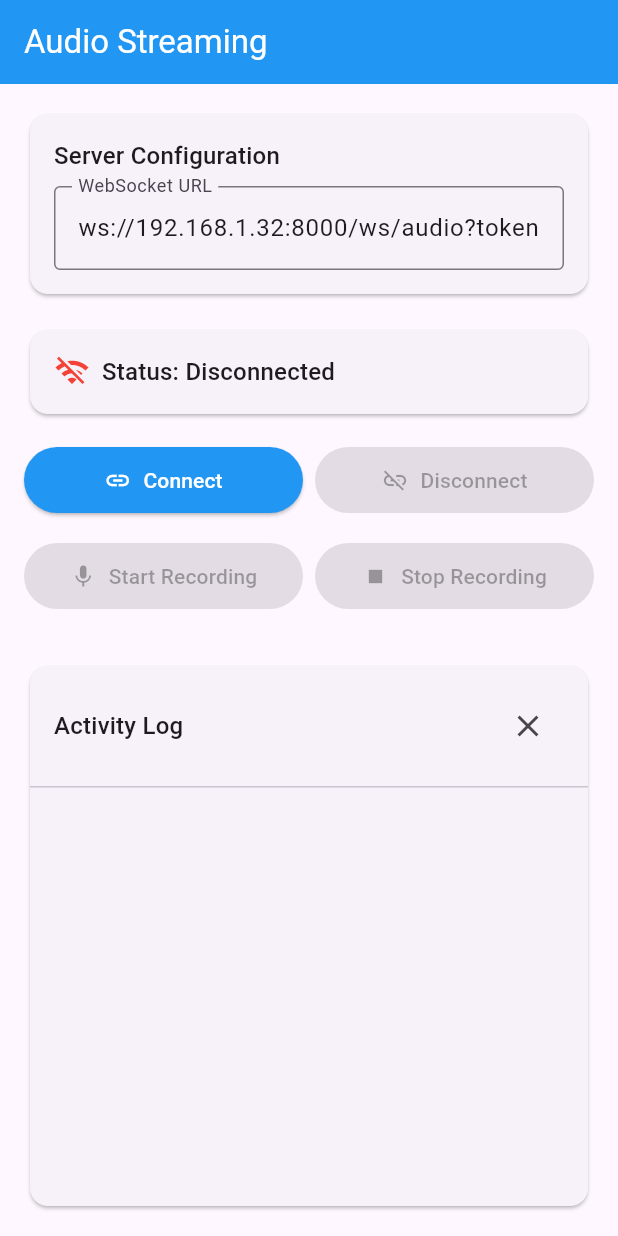
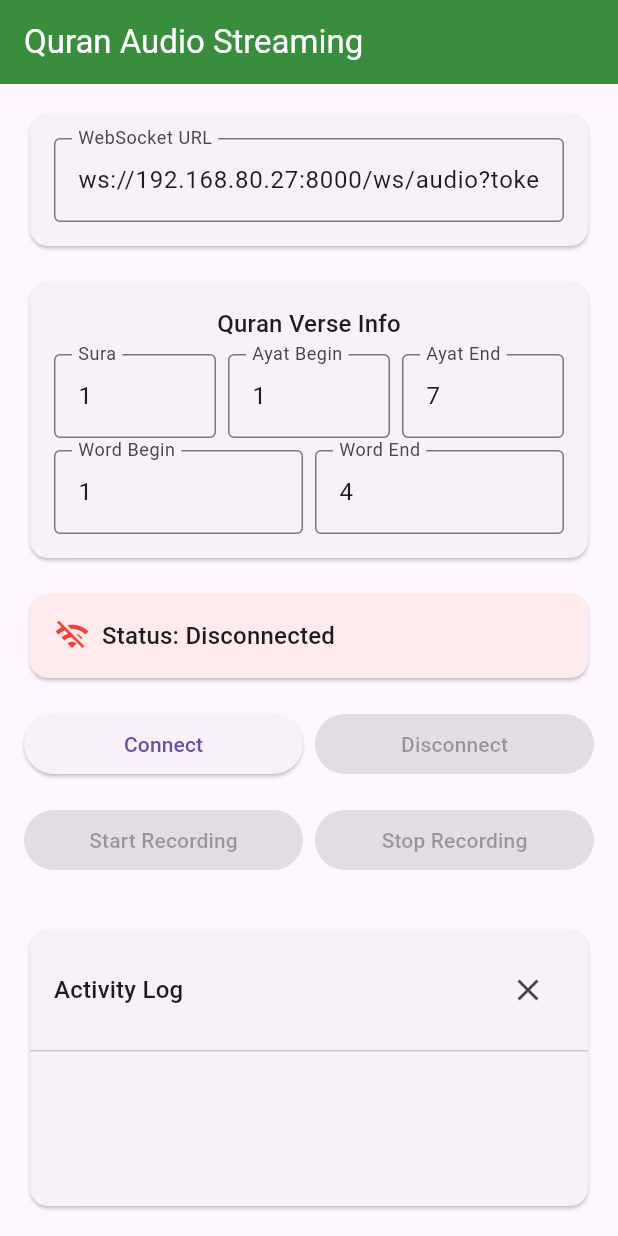
Before and after one commit to arwa-mili/socket-flutter, a Flutter app: the screen it shows after launch, on a phone screen of 412 x 824 dp. Run offline on Flutter 3.47's test engine with Material 3 defaults, Android fonts, the light colour scheme and no system bars; our stand-ins replace permission_handler; missing offline and left inert: record.

Commit message:
added sura info

```diff
--- a/lib/audio_screen.dart
+++ b/lib/audio_screen.dart
@@ -9,67 +9,91 @@ class AudioScreen extends StatefulWidget {
 
 class _AudioScreenState extends State<AudioScreen> {
   final TextEditingController _urlController = TextEditingController();
+  final TextEditingController _suraController = TextEditingController();
+  final TextEditingController _ayatBeginController = TextEditingController();
+  final TextEditingController _ayatEndController = TextEditingController();
+  final TextEditingController _wordBeginController = TextEditingController();
+  final TextEditingController _wordEndController = TextEditingController();
 
   @override
   void initState() {
     super.initState();
     _urlController.text = AudioService.defaultServerUrl;
+    _suraController.text = '1';
+    _ayatBeginController.text = '1';
+    _ayatEndController.text = '7';
+    _wordBeginController.text = '1';
+    _wordEndController.text = '4';
   }
 
   @override
   void dispose() {
     _urlController.dispose();
+    _suraController.dispose();
+    _ayatBeginController.dispose();
+    _ayatEndController.dispose();
+    _wordBeginController.dispose();
+    _wordEndController.dispose();
     super.dispose();
   }
 
   @override
   Widget build(BuildContext context) {
     return Scaffold(
-      appBar: AppBar(
-        title: Text('Audio Streaming'),
-        backgroundColor: Colors.blue,
-        foregroundColor: Colors.white,
-      ),
+      appBar: AppBar(title: Text('Quran Audio Streaming'), backgroundColor: Colors.green.shade700, foregroundColor: Colors.white),
       body: Consumer<AudioService>(
         builder: (context, audioService, child) {
           return Padding(
-            padding: const EdgeInsets.all(16.0),
+            padding: const EdgeInsets.all(16),
             child: Column(
               crossAxisAlignment: CrossAxisAlignment.stretch,
               children: [
-                // Server URL input
+                // Server URL
+                Card(
+                  child: Padding(
+                    padding: const EdgeInsets.all(16.0),
+                    child: TextField(
+                      controller: _urlController,
+                      decoration: InputDecoration(labelText: 'WebSocket URL', border: OutlineInputBorder()),
+                      enabled: !audioService.isConnected,
+                      onChanged: (value) => audioService.setServerUrl(value),
+                    ),
+                  ),
+                ),
+                SizedBox(height: 16),
+                // Quran info
                 Card(
                   child: Padding(
                     padding: const EdgeInsets.all(16.0),
                     child: Column(
-                      crossAxisAlignment: CrossAxisAlignment.start,
                       children: [
-                        Text(
-                          'Server Configuration',
-                          style: Theme.of(context).textTheme.titleMedium,
+                        Text('Quran Verse Info', style: Theme.of(context).textTheme.titleMedium),
+                        SizedBox(height: 8),
+                        Row(
+                          children: [
+                            Expanded(child: _numberInputField('Sura', _suraController, audioService.setSuraNumber, audioService.isConnected)),
+                            SizedBox(width: 8),
+                            Expanded(child: _numberInputField('Ayat Begin', _ayatBeginController, audioService.setAyatBegin, audioService.isConnected)),
+                            SizedBox(width: 8),
+                            Expanded(child: _numberInputField('Ayat End', _ayatEndController, audioService.setAyatEnd, audioService.isConnected)),
+                          ],
                         ),
                         SizedBox(height: 8),
-                        TextField(
-                          controller: _urlController,
-                          decoration: InputDecoration(
-                            labelText: 'WebSocket URL',
-                            hintText: 'ws://your-server:8000/ws/audio?token=flutter',
-                            border: OutlineInputBorder(),
-                          ),
-                          enabled: !audioService.isConnected,
-                          onChanged: (value) {
-                            audioService.setServerUrl(value);
-                          },
+                        Row(
+                          children: [
+                            Expanded(child: _numberInputField('Word Begin', _wordBeginController, audioService.setWordBegin, audioService.isConnected)),
+                            SizedBox(width: 8),
+                            Expanded(child: _numberInputField('Word End', _wordEndController, audioService.setWordEnd, audioService.isConnected)),
+                          ],
                         ),
                       ],
                     ),
                   ),
                 ),
-
                 SizedBox(height: 16),
-
-                // Connection status
+                // Status card
                 Card(
+                  color: audioService.isConnected ? Colors.green.shade50 : Colors.red.shade50,
                   child: Padding(
                     padding: const EdgeInsets.all(16.0),
                     child: Column(
@@ -77,178 +101,62 @@ class _AudioScreenState extends State<AudioScreen> {
                       children: [
                         Row(
                           children: [
-                            Icon(
-                              audioService.isConnected
-                                ? Icons.wifi
-                                : Icons.wifi_off,
-                              color: audioService.isConnected
-                                ? Colors.green
-                                : Colors.red,
-                            ),
+                            Icon(audioService.isConnected ? Icons.wifi : Icons.wifi_off, color: audioService.isConnected ? Colors.green : Colors.red),
                             SizedBox(width: 8),
-                            Text(
-                              'Status: ${audioService.status}',
-                              style: Theme.of(context).textTheme.titleMedium,
-                            ),
+                            Expanded(child: Text('Status: ${audioService.status}', style: Theme.of(context).textTheme.titleMedium)),
                           ],
                         ),
                         if (audioService.sessionId.isNotEmpty) ...[
                           SizedBox(height: 8),
                           Text('Session: ${audioService.sessionId}'),
+                          Text('Current: Sura ${audioService.suraNumber}, Ayat ${audioService.ayatBegin}-${audioService.ayatEnd}, Words ${audioService.wordBegin}-${audioService.wordEnd}'),
                           Text('Chunks sent: ${audioService.chunksSent}'),
                         ],
                       ],
                     ),
                   ),
                 ),
-
                 SizedBox(height: 16),
-
                 // Control buttons
                 Row(
                   children: [
-                    Expanded(
-                      child: ElevatedButton.icon(
-                        onPressed: audioService.isConnected
-                          ? null
-                          : () => audioService.connect(),
-                        icon: Icon(Icons.link),
-                        label: Text('Connect'),
-                        style: ElevatedButton.styleFrom(
-                          backgroundColor: Colors.blue,
-                          foregroundColor: Colors.white,
-                          padding: EdgeInsets.symmetric(vertical: 12),
-                        ),
-                      ),
-                    ),
+                    Expanded(child: ElevatedButton(onPressed: audioService.isConnected ? null : () => audioService.connect(), child: Text('Connect'))),
                     SizedBox(width: 8),
-                    Expanded(
-                      child: ElevatedButton.icon(
-                        onPressed: audioService.isConnected
-                          ? () => audioService.disconnect()
-                          : null,
-                        icon: Icon(Icons.link_off),
-                        label: Text('Disconnect'),
-                        style: ElevatedButton.styleFrom(
-                          backgroundColor: Colors.red,
-                          foregroundColor: Colors.white,
-                          padding: EdgeInsets.symmetric(vertical: 12),
-                        ),
-                      ),
-                    ),
+                    Expanded(child: ElevatedButton(onPressed: audioService.isConnected ? () => audioService.disconnect() : null, child: Text('Disconnect'))),
                   ],
                 ),
-
                 SizedBox(height: 16),
-
-                // Recording controls
                 Row(
                   children: [
-                    Expanded(
-                      child: ElevatedButton.icon(
-                        onPressed: audioService.isConnected && !audioService.isRecording
-                          ? () => audioService.startRecording()
-                          : null,
-                        icon: Icon(Icons.mic),
-                        label: Text('Start Recording'),
-                        style: ElevatedButton.styleFrom(
-                          backgroundColor: Colors.green,
-                          foregroundColor: Colors.white,
-                          padding: EdgeInsets.symmetric(vertical: 12),
-                        ),
-                      ),
-                    ),
+                    Expanded(child: ElevatedButton(onPressed: audioService.isConnected && !audioService.isRecording ? () => audioService.startRecording() : null, child: Text('Start Recording'))),
                     SizedBox(width: 8),
-                    Expanded(
-                      child: ElevatedButton.icon(
-                        onPressed: audioService.isRecording
-                          ? () => audioService.stopRecording()
-                          : null,
-                        icon: Icon(Icons.stop),
-                        label: Text('Stop Recording'),
-                        style: ElevatedButton.styleFrom(
-                          backgroundColor: Colors.orange,
-                          foregroundColor: Colors.white,
-                          padding: EdgeInsets.symmetric(vertical: 12),
-                        ),
-                      ),
-                    ),
+                    Expanded(child: ElevatedButton(onPressed: audioService.isRecording ? () => audioService.stopRecording() : null, child: Text('Stop Recording'))),
                   ],
                 ),
-
                 SizedBox(height: 16),
-
-                // Recording indicator
                 if (audioService.isRecording)
                   Container(
                     padding: EdgeInsets.all(16),
-                    decoration: BoxDecoration(
-                      color: Colors.red.withOpacity(0.1),
-                      borderRadius: BorderRadius.circular(8),
-                      border: Border.all(color: Colors.red),
-                    ),
-                    child: Row(
-                      children: [
-                        Icon(Icons.fiber_manual_record, color: Colors.red),
-                        SizedBox(width: 8),
-                        Text(
-                          'Recording in progress...',
-                          style: TextStyle(
-                            color: Colors.red,
-                            fontWeight: FontWeight.bold,
-                          ),
-                        ),
-                      ],
-                    ),
+                    decoration: BoxDecoration(color: Colors.red.withOpacity(0.1), borderRadius: BorderRadius.circular(8), border: Border.all(color: Colors.red)),
+                    child: Row(children: [Icon(Icons.fiber_manual_record, color: Colors.red), SizedBox(width: 8), Expanded(child: Text('Recording Sura ${audioService.suraNumber}, Ayat ${audioService.ayatBegin}-${audioService.ayatEnd}...', style: TextStyle(color: Colors.red, fontWeight: FontWeight.bold)))]),
                   ),
-
                 SizedBox(height: 16),
-
-                // Messages log
                 Expanded(
                   child: Card(
                     child: Column(
-                      crossAxisAlignment: CrossAxisAlignment.start,
                       children: [
                         Padding(
                           padding: const EdgeInsets.all(16.0),
                           child: Row(
                             children: [
-                              Text(
-                                'Activity Log',
-                                style: Theme.of(context).textTheme.titleMedium,
-                              ),
+                              Text('Activity Log', style: Theme.of(context).textTheme.titleMedium),
                               Spacer(),
-                              IconButton(
-                                onPressed: () {
-                                  // Clear messages
-                                  audioService.messages.clear();
-                                },
-                                icon: Icon(Icons.clear),
-                                tooltip: 'Clear log',
-                              ),
+                              IconButton(onPressed: audioService.clearMessages, icon: Icon(Icons.clear)),
                             ],
                           ),
                         ),
                         Divider(height: 1),
-                        Expanded(
-                          child: ListView.builder(
-                            padding: EdgeInsets.all(8),
-                            itemCount: audioService.messages.length,
-                            itemBuilder: (context, index) {
-                              return Padding(
-                                padding: const EdgeInsets.symmetric(vertical: 2),
-                                child: Text(
-                                  audioService.messages[index],
-                                  style: TextStyle(
-                                    fontSize: 12,
-                                    fontFamily: 'monospace',
-                                  ),
-                                ),
-                              );
-                            },
-                          ),
-                        ),
+                        Expanded(child: ListView.builder(padding: EdgeInsets.all(8), itemCount: audioService.messages.length, itemBuilder: (context, index) => Text(audioService.messages[index], style: TextStyle(fontSize: 12, fontFamily: 'monospace')))),
                       ],
                     ),
                   ),
@@ -260,4 +168,14 @@ class _AudioScreenState extends State<AudioScreen> {
       ),
     );
   }
+
+  Widget _numberInputField(String label, TextEditingController controller, Function(int) onChange, bool disabled) {
+    return TextField(
+      controller: controller,
+      decoration: InputDecoration(labelText: label, border: OutlineInputBorder()),
+      keyboardType: TextInputType.number,
+      enabled: !disabled,
+      onChanged: (value) => onChange(int.tryParse(value) ?? 1),
+    );
+  }
 }
--- a/lib/audio_service.dart
+++ b/lib/audio_service.dart
@@ -8,7 +8,7 @@ import 'package:web_socket_channel/web_socket_channel.dart';
 import 'package:permission_handler/permission_handler.dart';
 
 class AudioService extends ChangeNotifier {
-  static const String defaultServerUrl = 'ws://192.168.1.32:8000/ws/audio?token=flutter';
+  static const String defaultServerUrl = 'ws://192.168.80.27:8000/ws/audio?token=flutter';
 
   WebSocketChannel? _channel;
   final AudioRecorder _recorder = AudioRecorder();
@@ -24,13 +24,20 @@ class AudioService extends ChangeNotifier {
   int _chunksSent = 0;
 
   List<int> _audioBuffer = [];
-  static const int _targetChunkDurationMs = 4000; // 0.4 second
+  static const int _targetChunkDurationMs = 4000; // 4 seconds
   static const int _sampleRate = 16000;
   static const int _channels = 1;
   static const int _bytesPerSample = 2;
   static const int _targetChunkSize = (_sampleRate * _channels * _bytesPerSample * _targetChunkDurationMs) ~/ 1000;
 
   DateTime? _recordingStartTime;
+
+  // Quran verse information
+  int _suraNumber = 1;
+  int _ayatBegin = 1;
+  int _ayatEnd = 1;
+  int _wordBegin = 1;
+  int _wordEnd = 4;
 
   // Getters
   bool get isConnected => _isConnected;
@@ -40,11 +47,19 @@ class AudioService extends ChangeNotifier {
   String get status => _status;
   List<String> get messages => _messages;
   int get chunksSent => _chunksSent;
+  int get suraNumber => _suraNumber;
+  int get ayatBegin => _ayatBegin;
+  int get ayatEnd => _ayatEnd;
+  int get wordBegin => _wordBegin;
+  int get wordEnd => _wordEnd;
 
-  void setServerUrl(String url) {
-    _serverUrl = url;
-    notifyListeners();
-  }
+  // Setters
+  void setServerUrl(String url) { _serverUrl = url; notifyListeners(); }
+  void setSuraNumber(int sura) { _suraNumber = sura; notifyListeners(); }
+  void setAyatBegin(int ayat) { _ayatBegin = ayat; notifyListeners(); }
+  void setAyatEnd(int ayat) { _ayatEnd = ayat; notifyListeners(); }
+  void setWordBegin(int word) { _wordBegin = word; notifyListeners(); }
+  void setWordEnd(int word) { _wordEnd = word; notifyListeners(); }
 
   void _addMessage(String message) {
     _messages.insert(0, '${DateTime.now().toString().substring(11, 19)}: $message');
@@ -55,6 +70,11 @@ class AudioService extends ChangeNotifier {
   void _updateStatus(String status) {
     _status = status;
     _addMessage(status);
+    notifyListeners();
+  }
+
+  void clearMessages() {
+    _messages.clear();
     notifyListeners();
   }
 
@@ -91,9 +111,16 @@ class AudioService extends ChangeNotifier {
         'session_id': _sessionId,
         'sample_rate': _sampleRate,
         'channels': _channels,
+        'sura_number': _suraNumber,
+        'ayat_begin': _ayatBegin,
+        'ayat_end': _ayatEnd,
+        'word_begin': _wordBegin,
+        'word_end': _wordEnd,
       };
+
       _channel!.sink.add(jsonEncode(metadata));
       _updateStatus('Connected! Session: $_sessionId');
+      _addMessage('Sent metadata: Sura $_suraNumber, Ayat $_ayatBegin-$_wordBegin-$_wordEnd-$_ayatEnd');
     } catch (e) {
       _updateStatus('Connection failed: $e');
       _disconnect();
@@ -106,11 +133,12 @@ class AudioService extends ChangeNotifier {
         final data = jsonDecode(message);
         final type = data['type'];
         switch (type) {
-          case 'connection_established':
-            _addMessage('Server: ${data['message']}');
-            break;
+          case 'connection_established': _addMessage('Server: ${data['message']}'); break;
           case 'meta_ack':
             _addMessage('Metadata acknowledged');
+            if (data.containsKey('sura_number')) {
+              _addMessage('Server confirmed: Sura ${data['sura_number']}, Ayat ${data['ayat_begin']}-${data['ayat_end']}');
+            }
             break;
           case 'chunk_processed':
             final sequence = data['sequence'];
@@ -120,8 +148,7 @@ class AudioService extends ChangeNotifier {
           case 'error':
             _addMessage('Server error: ${data['message']}');
             break;
-          default:
-            _addMessage('Server: $message');
+          default: _addMessage('Server: $message');
         }
       }
     } catch (e) {
@@ -144,50 +171,31 @@ class AudioService extends ChangeNotifier {
   }
 
   Future<void> startRecording() async {
-    if (!_isConnected) {
-      _updateStatus('Not connected to server');
-      return;
-    }
-
+    if (!_isConnected) { _updateStatus('Not connected to server'); return; }
     if (_isRecording) return;
-    if (!await _requestPermissions()) {
-      _updateStatus('Microphone permission denied');
-      return;
-    }
+    if (!await _requestPermissions()) { _updateStatus('Microphone permission denied'); return; }
+    if (!await _recorder.hasPermission()) { _updateStatus('No recording permission'); return; }
 
     try {
-      if (!await _recorder.hasPermission()) {
-        _updateStatus('No recording permission');
-        return;
-      }
-
       _updateStatus('Starting recording...');
       _audioBuffer.clear();
       _recordingStartTime = DateTime.now();
 
       final stream = await _recorder.startStream(
-        const RecordConfig(
-          encoder: AudioEncoder.pcm16bits,
-          sampleRate: _sampleRate,
-          numChannels: _channels,
-        ),
+        const RecordConfig(encoder: AudioEncoder.pcm16bits, sampleRate: _sampleRate, numChannels: _channels),
       );
 
       _isRecording = true;
       _chunksSent = 0;
-      _updateStatus('Recording started - sending chunks every ${_targetChunkDurationMs}ms');
+      _updateStatus('Recording started for Sura $_suraNumber, Ayat $_ayatBegin-$_ayatEnd');
 
       _audioStreamSubscription = stream.listen(
         (audioData) => _audioBuffer.addAll(audioData),
-        onError: (error) {
-          _updateStatus('Audio stream error: $error');
-          stopRecording();
-        },
+        onError: (error) { _updateStatus('Audio stream error: $error'); stopRecording(); },
         onDone: () => _updateStatus('Audio stream ended'),
       );
 
       _startChunkTimer();
-
     } catch (e) {
       _updateStatus('Failed to start recording: $e');
     }
@@ -199,39 +207,29 @@ class AudioService extends ChangeNotifier {
     _recordingTimer?.cancel();
     _recordingTimer = Timer.periodic(
       Duration(milliseconds: _targetChunkDurationMs),
-      (_) {
-        if (!_isRecording || !_isConnected) return;
-        _sendBufferedAudioChunk();
-      },
+      (_) { if (_isRecording && _isConnected) _sendBufferedAudioChunk(); },
     );
   }
 
   Future<void> _sendBufferedAudioChunk() async {
     if (!_isConnected) return;
-
     try {
       Uint8List chunk;
-
-      if (_audioBuffer.isEmpty) {
-        chunk = Uint8List(_targetChunkSize);
-      } else {
+      if (_audioBuffer.isEmpty) { chunk = Uint8List(_targetChunkSize); }
+      else {
         final takeSize = min(_audioBuffer.length, _targetChunkSize);
         chunk = Uint8List(_targetChunkSize);
         chunk.setRange(0, takeSize, _audioBuffer);
         _audioBuffer.removeRange(0, takeSize);
       }
-
       _channel!.sink.add(chunk);
       _chunksSent++;
       _addMessage('Sent audio chunk $_chunksSent (${chunk.length} bytes)');
-    } catch (e) {
-      _addMessage('Error sending audio chunk: $e');
-    }
+    } catch (e) { _addMessage('Error sending audio chunk: $e'); }
   }
 
   Future<void> stopRecording() async {
     if (!_isRecording) return;
-
     _recordingTimer?.cancel();
     _recordingTimer = null;
     await _audioStreamSubscription?.cancel();
@@ -251,9 +249,7 @@ class AudioService extends ChangeNotifier {
     if (_recordingStartTime != null) {
       final totalDuration = DateTime.now().difference(_recordingStartTime!);
       _updateStatus('Recording stopped - Sent: $_chunksSent chunks, Duration: ${totalDuration.inMilliseconds}ms');
-    } else {
-      _updateStatus('Recording stopped - Total chunks sent: $_chunksSent');
-    }
+    } else { _updateStatus('Recording stopped - Total chunks sent: $_chunksSent'); }
 
     notifyListeners();
   }
```
